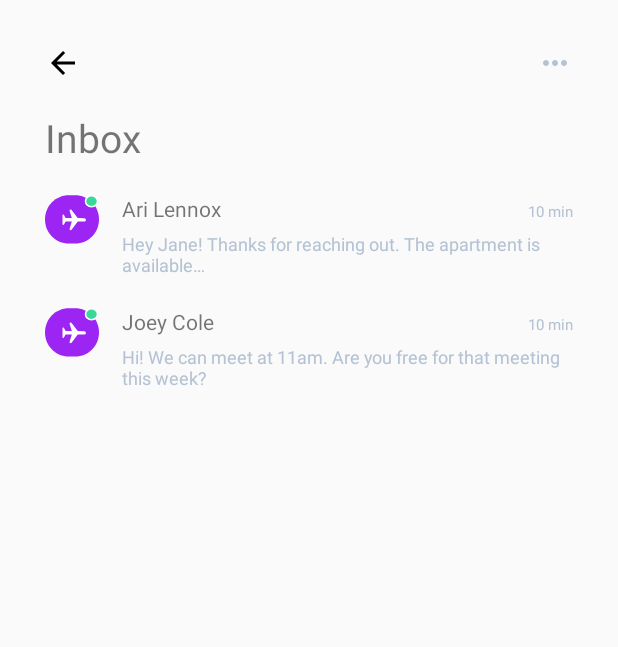
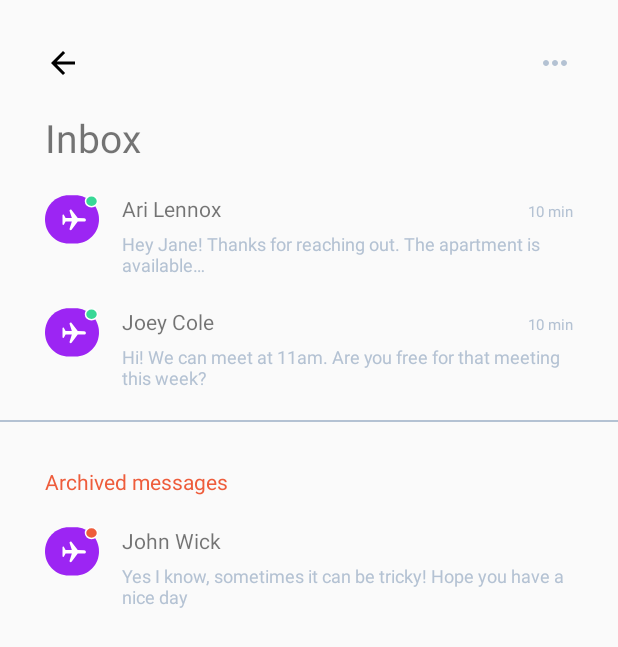
Before and after one commit to leonardowille/TreinamentoAndroid_2018, an Android app: the InboxActivity screen opened directly, with no data from a screen before it, on a phone screen of 412 x 824 dp. Shown: the top 647 px of the screen. Run offline under Robolectric (Android 15) with nearby library versions, the phone set to English and light mode, and no system bars.

Commit message:
concluído a criação dos layouts

```diff
--- a/ShoppingApp/app/build.gradle
+++ b/ShoppingApp/app/build.gradle
@@ -25,9 +25,10 @@ android {
 dependencies {
     implementation fileTree(dir: 'libs', include: ['*.jar'])
     implementation "org.jetbrains.kotlin:kotlin-stdlib-jdk7:$kotlin_version"
-    implementation 'com.android.support:appcompat-v7:28.0.0-rc02'
+    implementation 'com.android.support:appcompat-v7:27.1.1'
     implementation 'com.android.support.constraint:constraint-layout:1.1.3'
     testImplementation 'junit:junit:4.12'
     androidTestImplementation 'com.android.support.test:runner:1.0.2'
+    implementation 'com.android.support:design:27.1.1'
     androidTestImplementation 'com.android.support.test.espresso:espresso-core:3.0.2'
 }
--- a/ShoppingApp/app/src/main/res/layout/activity_inbox.xml
+++ b/ShoppingApp/app/src/main/res/layout/activity_inbox.xml
@@ -68,7 +68,7 @@
         android:layout_height="wrap_content"
         android:background="@drawable/online"
         app:layout_constraintEnd_toEndOf="@id/iconContact1"
-        app:layout_constraintTop_toTopOf="@id/iconContact1"/>
+        app:layout_constraintTop_toTopOf="@id/iconContact1" />
 
     <TextView
         android:id="@+id/inboxContact1"
@@ -89,10 +89,10 @@
         android:layout_marginStart="15dp"
         android:layout_marginTop="20dp"
         android:text="10 min"
+        android:textColor="@color/date_notification"
         android:textSize="10sp"
-        android:textColor="@color/date_notification"
-        app:layout_constraintEnd_toEndOf="@id/guideEnd"
-        app:layout_constraintBaseline_toBaselineOf="@id/inboxContact1" />
+        app:layout_constraintBaseline_toBaselineOf="@id/inboxContact1"
+        app:layout_constraintEnd_toEndOf="@id/guideEnd" />
 
     <TextView
         android:id="@+id/textInbox1"
@@ -119,7 +119,7 @@
         android:layout_height="wrap_content"
         android:background="@drawable/online"
         app:layout_constraintEnd_toEndOf="@id/iconContact2"
-        app:layout_constraintTop_toTopOf="@id/iconContact2"/>
+        app:layout_constraintTop_toTopOf="@id/iconContact2" />
 
     <TextView
         android:id="@+id/inboxContact2"
@@ -140,10 +140,10 @@
         android:layout_marginStart="15dp"
         android:layout_marginTop="20dp"
         android:text="10 min"
+        android:textColor="@color/date_notification"
         android:textSize="10sp"
-        android:textColor="@color/date_notification"
-        app:layout_constraintEnd_toEndOf="@id/guideEnd"
-        app:layout_constraintBaseline_toBaselineOf="@id/inboxContact2" />
+        app:layout_constraintBaseline_toBaselineOf="@id/inboxContact2"
+        app:layout_constraintEnd_toEndOf="@id/guideEnd" />
 
     <TextView
         android:id="@+id/textInbox2"
@@ -157,6 +157,62 @@
         app:layout_constraintStart_toStartOf="@id/inboxContact2"
         app:layout_constraintTop_toBottomOf="@id/inboxContact2" />
 
+    <View
+        android:id="@+id/lineSeparator"
+        android:layout_width="0dp"
+        android:layout_height="1dp"
+        android:layout_marginTop="20dp"
+        android:background="@color/line"
+        app:layout_constraintTop_toBottomOf="@id/textInbox2" />
 
+    <TextView
+        android:layout_marginTop="30dp"
+        android:id="@+id/titleArchivedMessages"
+        android:layout_width="wrap_content"
+        android:layout_height="wrap_content"
+        android:text="Archived messages"
+        android:textColor="@color/archived_title"
+        android:textSize="14sp"
+        app:layout_constraintStart_toStartOf="@id/guideStart"
+        app:layout_constraintTop_toBottomOf="@id/lineSeparator" />
+
+    <ImageView
+        android:id="@+id/iconArchived1"
+        android:layout_width="wrap_content"
+        android:layout_height="wrap_content"
+        android:background="@drawable/flight"
+        app:layout_constraintStart_toStartOf="@id/guideStart"
+        app:layout_constraintTop_toTopOf="@id/inboxArchived1" />
+
+    <ImageView
+        android:layout_width="wrap_content"
+        android:layout_height="wrap_content"
+        android:background="@drawable/offline"
+        app:layout_constraintEnd_toEndOf="@id/iconArchived1"
+        app:layout_constraintTop_toTopOf="@id/iconArchived1" />
+
+    <TextView
+        android:id="@+id/inboxArchived1"
+        android:layout_width="0dp"
+        android:layout_height="wrap_content"
+        android:layout_marginStart="15dp"
+        android:layout_marginTop="20dp"
+        android:text="John Wick"
+        android:textSize="14sp"
+        app:layout_constraintEnd_toEndOf="@id/guideEnd"
+        app:layout_constraintStart_toEndOf="@id/iconArchived1"
+        app:layout_constraintTop_toBottomOf="@id/titleArchivedMessages" />
+
+    <TextView
+        android:id="@+id/textArchived1"
+        android:layout_width="0dp"
+        android:layout_height="wrap_content"
+        android:layout_marginTop="5dp"
+        android:text="Yes I know, sometimes it can be tricky! Hope you have a nice day"
+        android:textColor="@color/date_notification"
+        android:textSize="12sp"
+        app:layout_constraintEnd_toEndOf="@id/guideEnd"
+        app:layout_constraintStart_toStartOf="@id/inboxArchived1"
+        app:layout_constraintTop_toBottomOf="@id/inboxArchived1" />
 
 </android.support.constraint.ConstraintLayout>
--- a/ShoppingApp/app/src/main/res/layout/activity_shop.xml
+++ b/ShoppingApp/app/src/main/res/layout/activity_shop.xml
@@ -1,4 +1,5 @@
 <?xml version="1.0" encoding="utf-8"?>
+
 <ScrollView xmlns:android="http://schemas.android.com/apk/res/android"
     xmlns:app="http://schemas.android.com/apk/res-auto"
     xmlns:tools="http://schemas.android.com/tools"
--- a/ShoppingApp/app/src/main/res/values/colors.xml
+++ b/ShoppingApp/app/src/main/res/values/colors.xml
@@ -5,4 +5,6 @@
     <color name="colorAccent">#FF4081</color>
     <color name="button_color">#FF473A</color>
     <color name="date_notification">#B4C2D3</color>
+    <color name="line">#B4C2D3</color>
+    <color name="archived_title">#EE5C3B</color>
 </resources>
```
Also changed, not shown: ShoppingApp/app/src/main/res/layout/activity_notification.xml (+32 -32 lines), ShoppingApp/app/src/main/res/menu/navigation_drawer.xml (added, +7 -0 lines).
